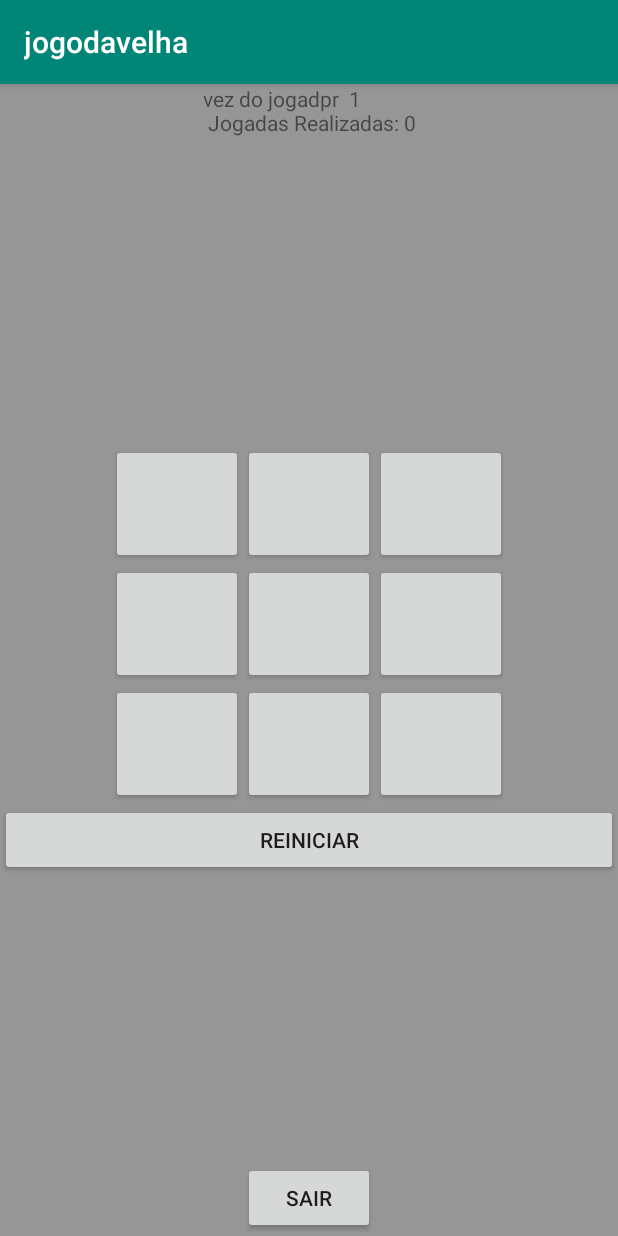
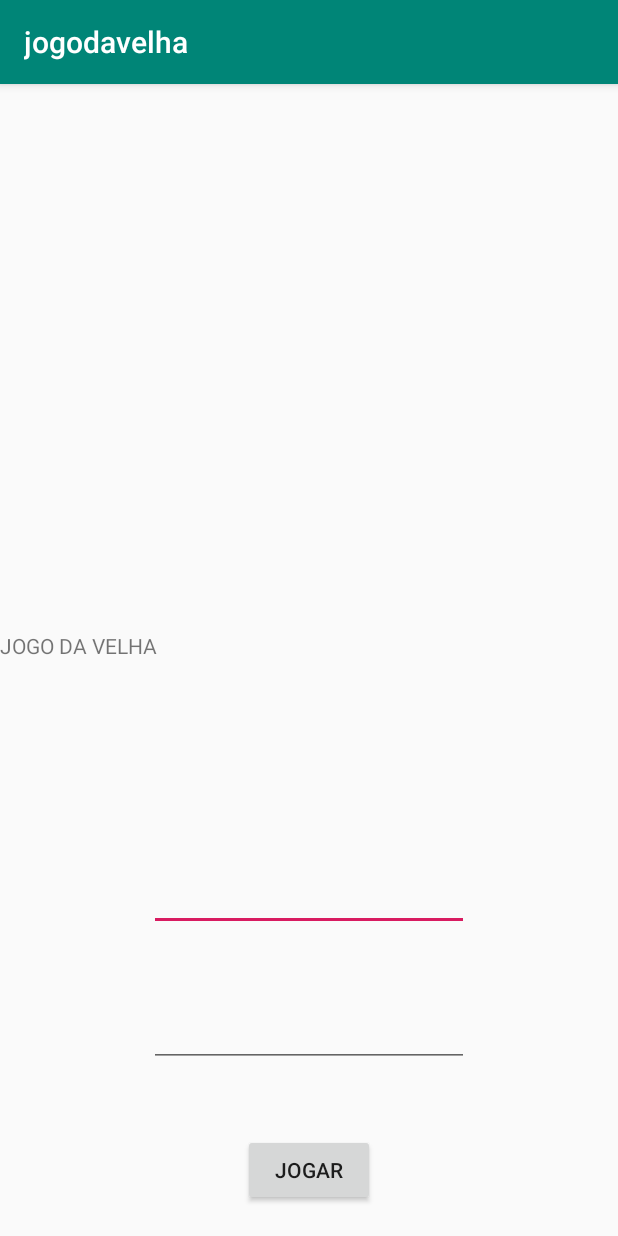
Before and after one commit to rafulll/TTTAG2, an Android app: the screen it shows after launch (MainActivity before the commit, MainScreen after it), on a phone screen of 412 x 824 dp. Run offline under Robolectric (Android 15) with nearby library versions, the phone set to English and light mode, and no system bars.

Commit message:
#3 Corrigido

```diff
--- /dev/null
+++ b/app/src/main/java/com/example/jogodavelha/MainScreen.kt
@@ -0,0 +1,39 @@
+package com.example.jogodavelha
+
+import android.content.Intent
+import androidx.appcompat.app.AppCompatActivity
+import android.os.Bundle
+import android.view.View
+import android.widget.Button
+import kotlinx.android.synthetic.main.activity_main_screen.*
+
+class MainScreen : AppCompatActivity() {
+
+    override fun onCreate(savedInstanceState: Bundle?) {
+        super.onCreate(savedInstanceState)
+        setContentView(R.layout.activity_main_screen)
+
+        textView2.text = "JOGO DA VELHA"
+    }
+    fun play(view: View){
+        val buttonClicked = view as Button
+
+        when(buttonClicked.id){
+            R.id.button12 -> {
+
+
+                val intent = Intent(this, MainActivity::class.java)
+                intent.putExtra("player1", editText.text.toString())
+                intent.putExtra("player2", editText2.text.toString())
+
+
+                startActivity(intent)
+                finish()
+
+            }
+
+        }
+
+
+    }
+}
--- a/app/src/main/res/layout/activity_main.xml
+++ b/app/src/main/res/layout/activity_main.xml
@@ -103,7 +103,8 @@ android:background="@color/black_overlay">
         android:layout_marginEnd="8dp" android:layout_marginRight="8dp"
         app:layout_constraintEnd_toEndOf="parent"
         app:layout_constraintStart_toStartOf="parent" app:layout_constraintTop_toTopOf="@+id/tableLayout"
-        tools:text="AUSHUASHUS"/>
+        android:text="Novo Jogo"
+        tools:text="Novo Jogo"/>
     <Button
         android:id="@+id/button11"
         android:layout_width="wrap_content"
--- a/app/src/main/res/layout/activity_main_screen.xml
+++ b/app/src/main/res/layout/activity_main_screen.xml
@@ -1,10 +1,53 @@
 <?xml version="1.0" encoding="utf-8"?>
-<androidx.constraintlayout.widget.ConstraintLayout
-    xmlns:android="http://schemas.android.com/apk/res/android"
+<androidx.constraintlayout.widget.ConstraintLayout xmlns:android="http://schemas.android.com/apk/res/android"
     xmlns:app="http://schemas.android.com/apk/res-auto"
     xmlns:tools="http://schemas.android.com/tools"
     android:layout_width="match_parent"
     android:layout_height="match_parent"
-    tools:context=".mainScreen">
+    tools:context=".MainScreen">
+
+    <Button
+        android:id="@+id/button12"
+        android:layout_width="wrap_content"
+        android:layout_height="wrap_content"
+        android:layout_marginBottom="20dp"
+        android:onClick="play"
+        android:text="Jogar"
+        app:layout_constraintBottom_toBottomOf="parent"
+        app:layout_constraintEnd_toEndOf="parent"
+        app:layout_constraintStart_toStartOf="parent" />
+
+    <TextView
+        android:id="@+id/textView2"
+        android:layout_width="wrap_content"
+        android:layout_height="wrap_content"
+        android:text="Jogo da Velha"
+        app:layout_constraintBottom_toBottomOf="@+id/button12"
+        app:layout_constraintTop_toTopOf="parent"
+        tools:layout_editor_absoluteX="161dp" />
+
+    <EditText
+        android:id="@+id/editText"
+        android:layout_width="wrap_content"
+        android:layout_height="wrap_content"
+        android:ems="10"
+        android:inputType="textPersonName"
+        tools:text="Jogador 1"
+        app:layout_constraintBottom_toTopOf="@+id/button12"
+        app:layout_constraintEnd_toEndOf="parent"
+        app:layout_constraintStart_toStartOf="parent"
+        app:layout_constraintTop_toBottomOf="@+id/textView2" />
+
+    <EditText
+        android:id="@+id/editText2"
+        android:layout_width="wrap_content"
+        android:layout_height="wrap_content"
+        android:ems="10"
+        android:inputType="textPersonName"
+        tools:text="Jogador 2"
+        app:layout_constraintBottom_toTopOf="@+id/button12"
+        app:layout_constraintEnd_toEndOf="parent"
+        app:layout_constraintStart_toStartOf="parent"
+        app:layout_constraintTop_toBottomOf="@+id/editText" />
 
 </androidx.constraintlayout.widget.ConstraintLayout>
--- a/app/src/main/res/values/strings.xml
+++ b/app/src/main/res/values/strings.xml
@@ -1,3 +1,3 @@
 <resources>
-    <string name="app_name">jogodavelha</string>
+    <string name="app_name">Jogo da Velha</string>
 </resources>
```
Also changed, not shown: app/src/main/AndroidManifest.xml (+12 -2 lines), app/src/main/java/com/example/jogodavelha/MainActivity.kt (+16 -7 lines), app/src/main/java/com/example/jogodavelha/mainScreen.kt (deleted, +0 -12 lines).
